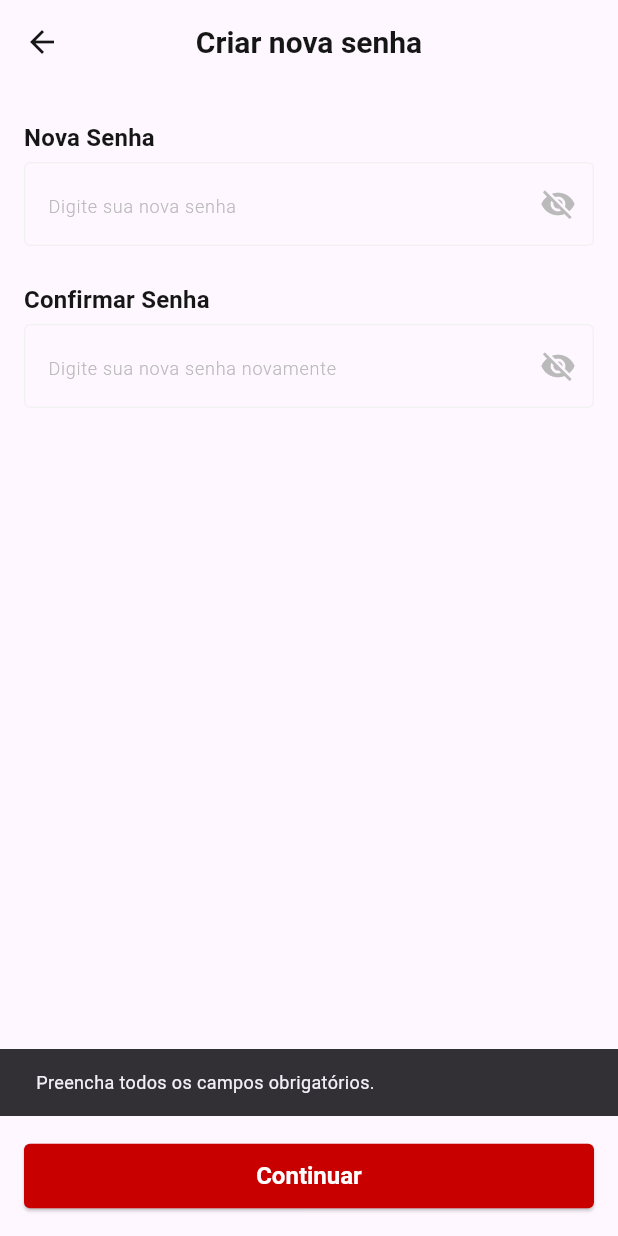
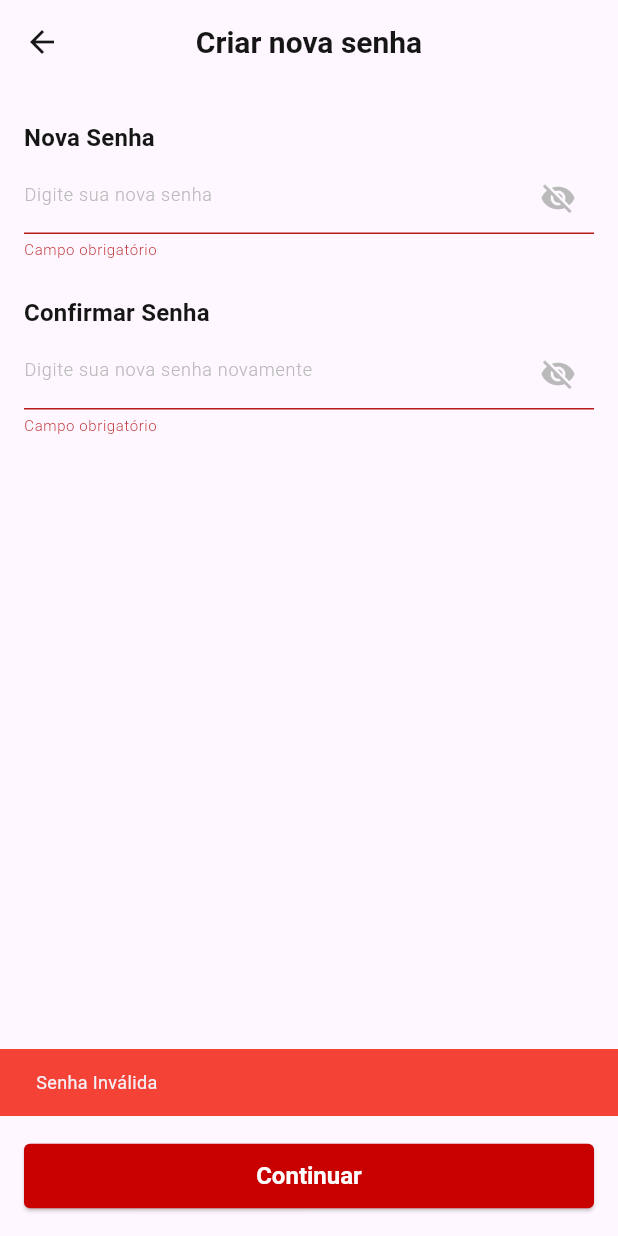
Before and after one commit to joas-barros/frc_prototype, a Flutter app: the CreateNewPassword screen opened by its route, after a tap on "Continuar", on a phone screen of 412 x 824 dp. Run offline on Flutter 3.47's test engine with Material 3 defaults, Android fonts, the phone set to English and light mode, and no system bars; our stand-ins replace app_links, carousel_slider, flutter_dotenv, flutter_svg, intl_phone_field, supabase_flutter; accounts and stored records are empty.

Commit message:
fix: forgot password validation

```diff
--- a/lib/app/ui/pages/forgot_password/create_new_password.dart
+++ b/lib/app/ui/pages/forgot_password/create_new_password.dart
@@ -82,20 +82,22 @@
   }
 
   void _handleRequest(BuildContext context) {
-    if (_passwordController.text.isEmpty ||
-        _confirmPasswordController.text.isEmpty) {
+
+    if (_passwordController.text != _confirmPasswordController.text) {
       ScaffoldMessenger.of(context).showSnackBar(
-        const SnackBar(
-          content: Text('Preencha todos os campos obrigatórios.'),
+        SnackBar(
+          content: Text("As senhas não coincidem"),
+          backgroundColor: Colors.red,
         ),
       );
       return;
     }
 
-    if (_passwordController.text != _confirmPasswordController.text) {
+    if (!_formKey.currentState!.validate()) {
       ScaffoldMessenger.of(context).showSnackBar(
-        const SnackBar(
-          content: Text('As senhas não coincidem.'),
+        SnackBar(
+          content: Text("Senha Inválida"),
+          backgroundColor: Colors.red,
         ),
       );
       return;
@@ -110,6 +112,7 @@
       ScaffoldMessenger.of(context).showSnackBar(
         const SnackBar(
           content: Text('Senha alterada com sucesso!'),
+          backgroundColor: Colors.green,
         ),
       );
       Navigator.popUntil(context, (route) => route.isFirst);
@@ -117,6 +120,7 @@
       ScaffoldMessenger.of(context).showSnackBar(
         SnackBar(
           content: Text('Erro ao alterar a senha: $e'),
+          backgroundColor: Colors.red,
         ),
       );
     } finally {
--- a/lib/app/ui/pages/home/home_page.dart
+++ b/lib/app/ui/pages/home/home_page.dart
@@ -22,7 +22,6 @@
           child: Column(
             crossAxisAlignment: CrossAxisAlignment.stretch,
             children: [
-              const SizedBox(height: 16),
               Text(
                 "Próximas reservas",
                 style: Theme.of(context).textTheme.titleMedium,
```
